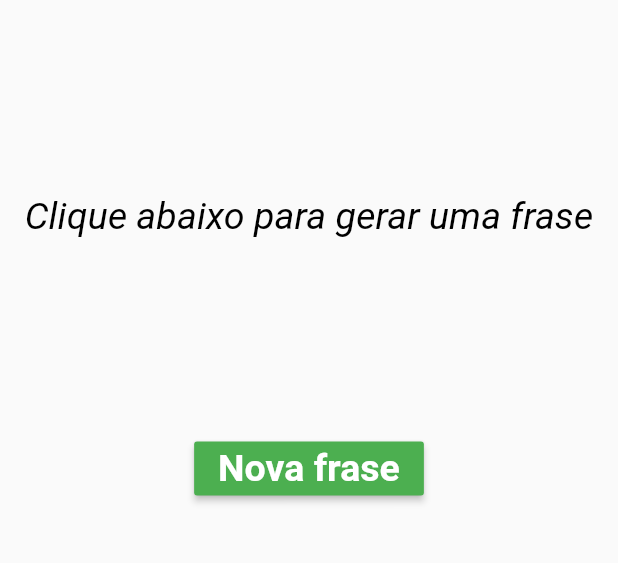
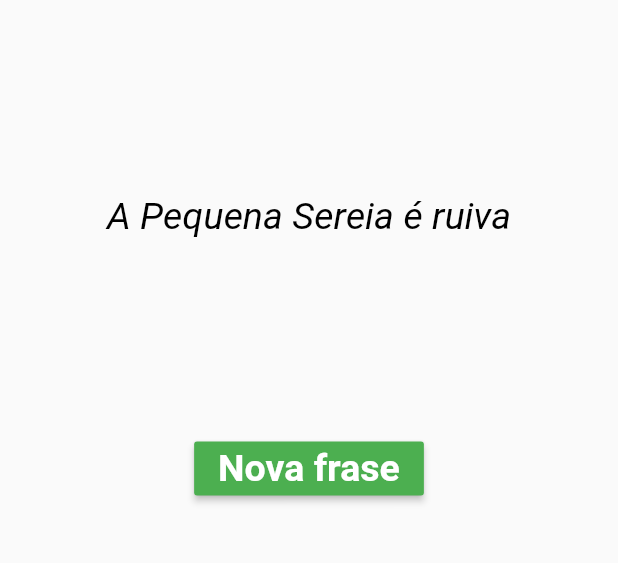
Before and after one commit to originwolf/aulas-flutter, a Flutter app: the screen it shows after launch, after a tap on "Nova frase", on a phone screen of 412 x 824 dp, the part 513-1076 px from its top. Run offline on Flutter 3.47's test engine with Material 2 defaults, Android fonts, the phone set to English and light mode, and no system bars.

Commit message:
added the back end to the app

```diff
--- a/frases_do_dia/lib/main.dart
+++ b/frases_do_dia/lib/main.dart
@@ -1,3 +1,5 @@
+import 'dart:math';
+
 import 'package:flutter/cupertino.dart';
 import 'package:flutter/material.dart';
 
@@ -14,6 +16,24 @@ class Home extends StatefulWidget {
 }
 
 class _HomeState extends State<Home> {
+
+  var _frases = [
+    "A Pequena Sereia é ruiva",
+    "A Pequena Sereia é loira",
+    "A Pequena Sereia é morena",
+    "A Pequena Sereia é careca"
+  ];
+
+  var _fraseGerada = "Clique abaixo para gerar uma frase";
+
+  void _gerarFrase(){
+    var numeroSorteado = Random().nextInt(_frases.length);
+
+    setState(() {
+      _fraseGerada = _frases[numeroSorteado];
+    });
+  }
+
   @override
   Widget build(BuildContext context) {
     return Scaffold(
@@ -34,7 +54,7 @@ class _HomeState extends State<Home> {
             children: <Widget>[
               Image.asset("images/logo.png"),
               Text(
-                "Clique abaixo para gerar uma frase",
+                _fraseGerada,
                 textAlign: TextAlign.justify,
                 style: TextStyle(
                     fontSize: 25,
@@ -43,9 +63,7 @@ class _HomeState extends State<Home> {
                 ),
               ),
               RaisedButton(
-                onPressed: (){
-                  print("Funcionando");
-                },
+                onPressed: _gerarFrase,
                 child: Text(
                   "Nova frase",
                   style: TextStyle(
```
